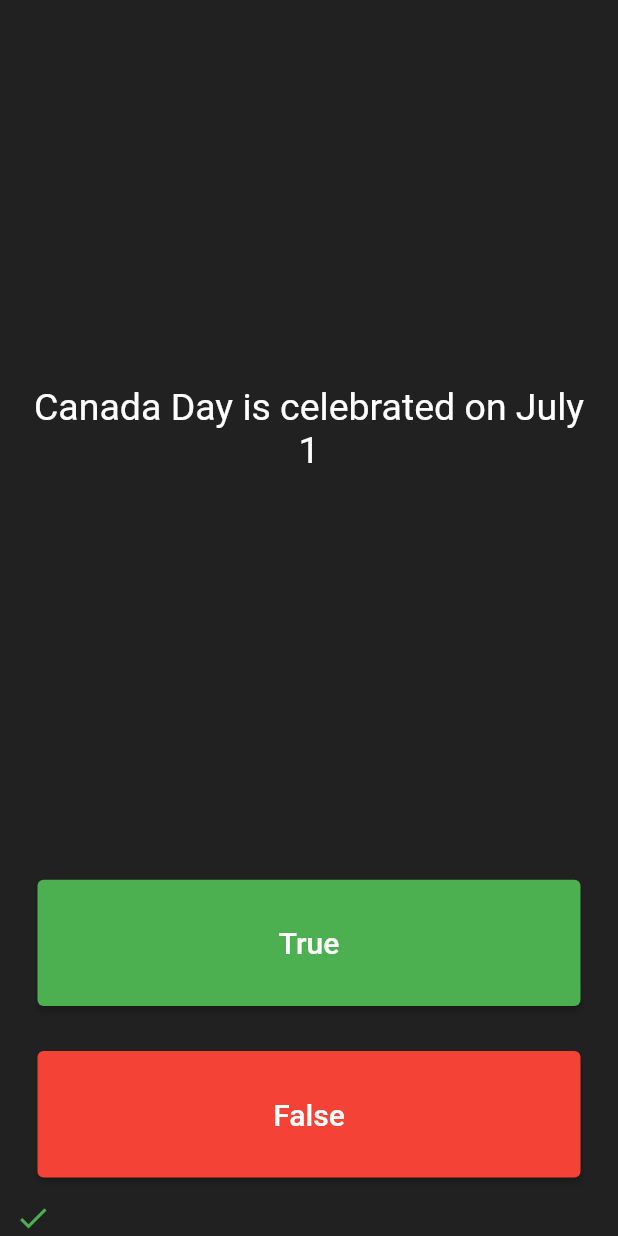
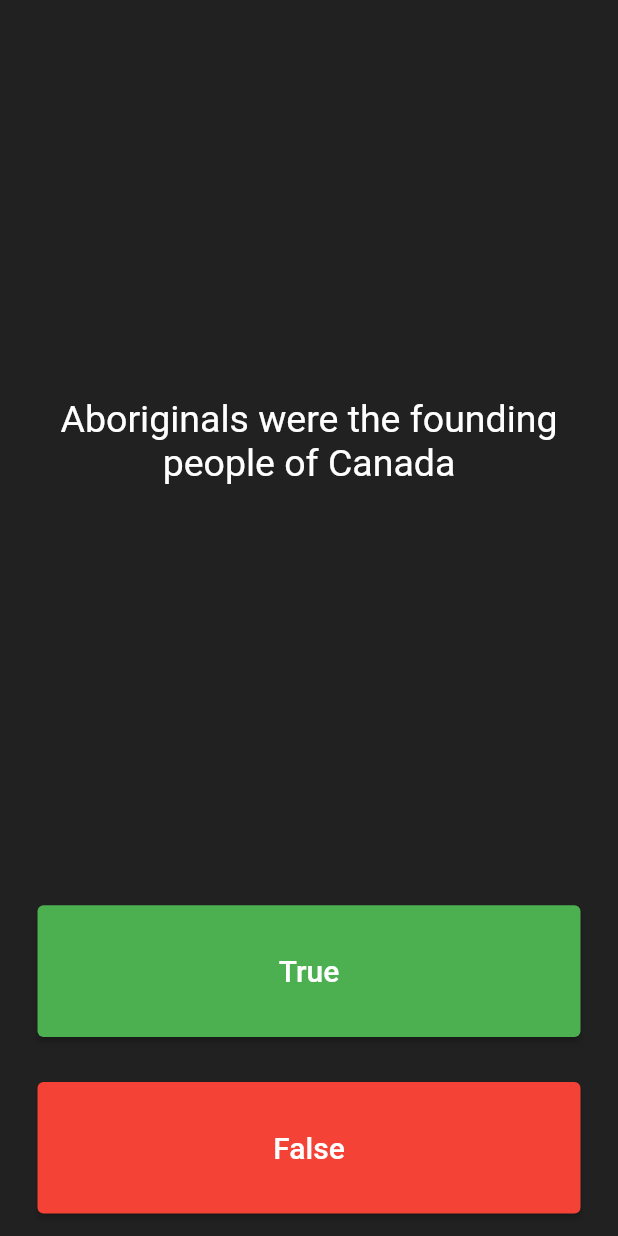
Before and after one commit to deekshasharma/flutter_quiz_app, a Flutter app: the screen it shows after launch, after a tap on "True", after a tap on "False", on a phone screen of 412 x 824 dp. Run offline on Flutter 3.47's test engine with Material 2 defaults, Android fonts, the phone set to English and light mode, and no system bars.

Commit message:
adds Question object and read question from the collection of Question object

```diff
--- a/lib/main.dart
+++ b/lib/main.dart
@@ -1,4 +1,5 @@
 import 'package:flutter/material.dart';
+import 'package:flutter_quiz/question.dart';
 
 void main() {
   runApp(QuizApp());
@@ -33,22 +34,30 @@ class QuizPage extends StatefulWidget {
 
 class _QuizPageState extends State<QuizPage> {
   List<Icon> scoreKeeper = [];
+  List<Question> questions = [
+    Question(question:'Canada Day is celebrated on July 1', answer: true),
+    Question(question:'Queen Elizabeth I is the Royal Queen', answer: false),
+    Question(question:'Aboriginals were the founding people of Canada', answer: true),
+  ];
+
+  int currentQuestionNumber = 0;
 
   @override
   Widget build(BuildContext context) {
+    // print(questions[0].toString());
     return Column(
       mainAxisAlignment: MainAxisAlignment.spaceBetween,
       crossAxisAlignment: CrossAxisAlignment.stretch,
       children: <Widget>[
-        const Expanded(
+        Expanded(
           flex: 5,
           child: Padding(
-            padding: EdgeInsets.all(10.0),
+            padding: const EdgeInsets.all(10.0),
             child: Center(
               child: Text(
-                'Canada Day is celebrated on July 1',
+                questions[currentQuestionNumber].question,
                 textAlign: TextAlign.center,
-                style: TextStyle(
+                style: const TextStyle(
                   fontSize: 25.0,
                   color: Colors.white,
                 ),
@@ -62,7 +71,7 @@ class _QuizPageState extends State<QuizPage> {
             child: ElevatedButton(
               style: ButtonStyle(
                   backgroundColor:
-                      MaterialStateProperty.all<Color>(Colors.green)),
+                  MaterialStateProperty.all<Color>(Colors.green)),
               child: const Text(
                 'True',
                 style: TextStyle(
@@ -71,9 +80,11 @@ class _QuizPageState extends State<QuizPage> {
                 ),
               ),
               onPressed: () {
-                setState(() {
-                  scoreKeeper.add(const Icon(Icons.check, color: Colors.green));
-                });
+                if (currentQuestionNumber < questions.length - 1) {
+                  setState(() {
+                    currentQuestionNumber += 1;
+                  });
+                }
               },
             ),
           ),
@@ -84,7 +95,7 @@ class _QuizPageState extends State<QuizPage> {
             child: ElevatedButton(
               style: ButtonStyle(
                   backgroundColor:
-                      MaterialStateProperty.all<Color>(Colors.red)),
+                  MaterialStateProperty.all<Color>(Colors.red)),
               child: const Text(
                 'False',
                 style: TextStyle(
@@ -93,7 +104,11 @@ class _QuizPageState extends State<QuizPage> {
                 ),
               ),
               onPressed: () {
-                //The user picked false.
+                if (currentQuestionNumber < questions.length - 1) {
+                  setState(() {
+                    currentQuestionNumber += 1;
+                  });
+                }
               },
             ),
           ),
--- /dev/null
+++ b/lib/question.dart
@@ -0,0 +1,16 @@
+class Question {
+  String question = '';
+  bool answer = true;
+
+  Question({required String question, required bool answer}) {
+    // ignore: prefer_initializing_formals
+    this.question = question;
+    // ignore: prefer_initializing_formals
+    this.answer = answer;
+  }
+
+  @override
+  toString() {
+    return "question: $question, answer: $answer";
+  }
+}
```
